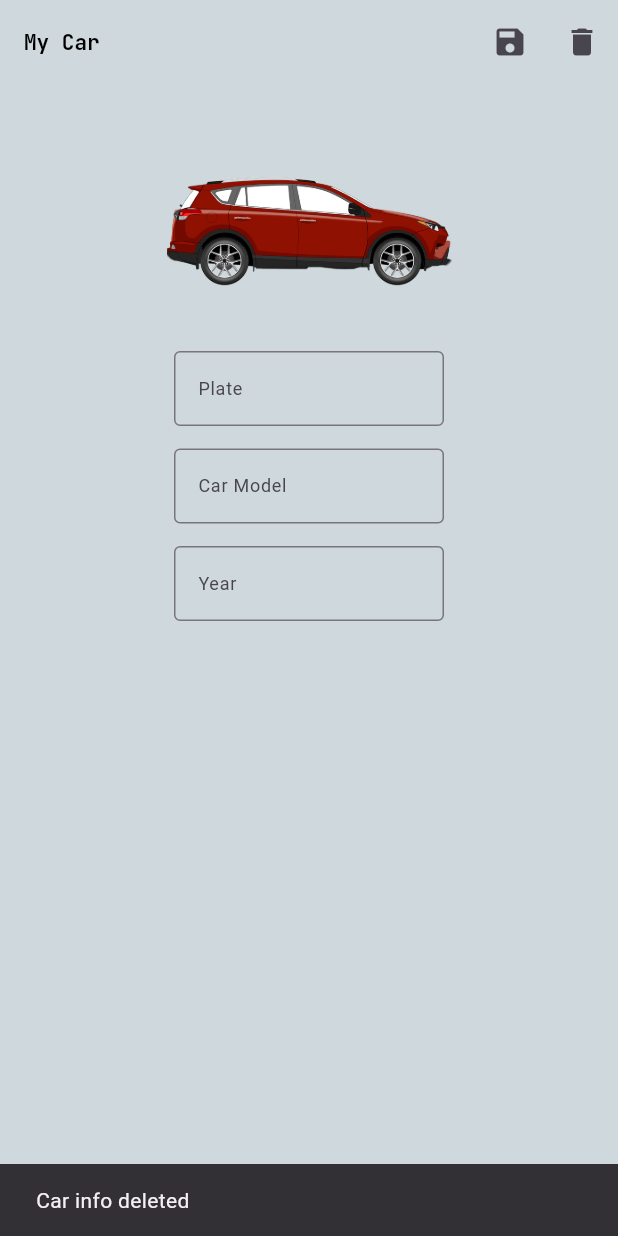
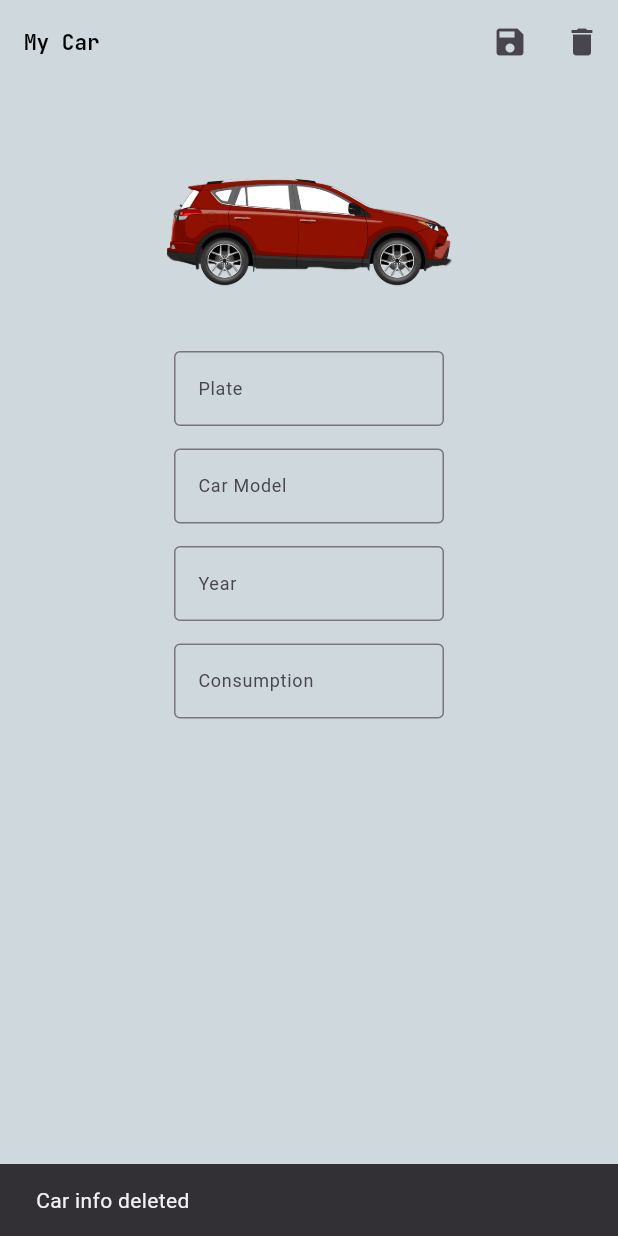
Before and after one commit to Victor-Zarzar/alcool_ou_gasolina, a Flutter app: the MyCarPage screen opened directly, after a tap on the "delete" icon, on a phone screen of 412 x 824 dp. Run offline on Flutter 3.47's test engine with Material 3 defaults, Android fonts, the phone set to English and light mode, and no system bars; our stand-ins replace getwidget, google_fonts, shared_preferences; accounts and stored records are empty.

Commit message:
Feat: add new input

```diff
--- a/lib/pages/MyCar/mycar_app.dart
+++ b/lib/pages/MyCar/mycar_app.dart
@@ -17,6 +17,7 @@ class _MyCarPageState extends State<MyCarPage> {
   late final TextEditingController _plateController = TextEditingController();
   late final TextEditingController _modelController = TextEditingController();
   late final TextEditingController _yearController = TextEditingController();
+  late final TextEditingController _consumptionController = TextEditingController();
 
   @override
   void initState() {
@@ -30,6 +31,7 @@ class _MyCarPageState extends State<MyCarPage> {
       _plateController.text = prefs.getString('plate') ?? '';
       _modelController.text = prefs.getString('model') ?? '';
       _yearController.text = prefs.getInt('year')?.toString() ?? '';
+      _consumptionController.text = prefs.getString('consumption') ?? '';
     });
   }
 
@@ -38,19 +40,23 @@ class _MyCarPageState extends State<MyCarPage> {
     await prefs.setString('plate', _plateController.text);
     await prefs.setString('model', _modelController.text);
     await prefs.setInt('year', int.tryParse(_yearController.text) ?? 0);
+    await prefs.setString('consumption', _consumptionController.text);
   }
 
   Future<void> _deleteCarInfo() async {
+    final scaffoldMessenger = ScaffoldMessenger.of(context);
     SharedPreferences prefs = await SharedPreferences.getInstance();
     await prefs.remove('plate');
     await prefs.remove('model');
     await prefs.remove('year');
+    await prefs.remove('consumption');
     setState(() {
       _plateController.clear();
       _modelController.clear();
       _yearController.clear();
+      _consumptionController.clear();
     });
-    ScaffoldMessenger.of(context).showSnackBar(
+    scaffoldMessenger.showSnackBar(
       const SnackBar(content: Text('Car info deleted')),
     );
   }
@@ -83,8 +89,9 @@ class _MyCarPageState extends State<MyCarPage> {
               IconButton(
                 icon: const Icon(Icons.save),
                 onPressed: () async {
+                  final scaffoldMessenger = ScaffoldMessenger.of(context);
                   await _saveCarInfo();
-                  ScaffoldMessenger.of(context).showSnackBar(
+                  scaffoldMessenger.showSnackBar(
                     const SnackBar(content: Text('Car info saved')),
                   );
                 },
@@ -157,6 +164,21 @@ class _MyCarPageState extends State<MyCarPage> {
                       ),
                     ),
                   ),
+                  const SizedBox(height: 15),
+                  SizedBox(
+                    height: 50,
+                    width: 180,
+                    child: TextField(
+                      controller: _consumptionController,
+                      decoration: const InputDecoration(
+                        labelText: 'Consumption',
+                        labelStyle: TextStyle(
+                          fontSize: 12,
+                        ),
+                        border: OutlineInputBorder(),
+                      ),
+                    ),
+                  ),
                 ],
               ),
             ),
```
